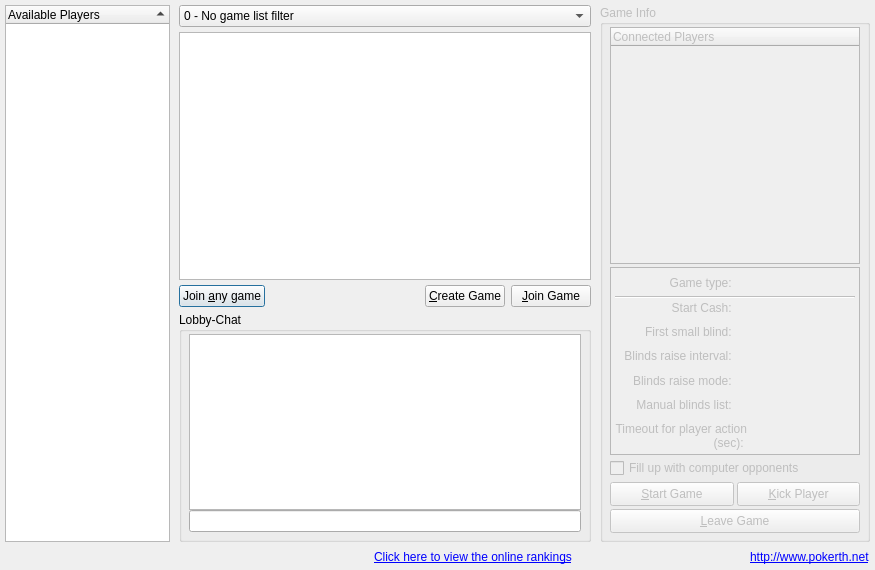
Old version of the form src/gui/qt/gamelobbydialog.ui in the repository pokerth/pokerth.
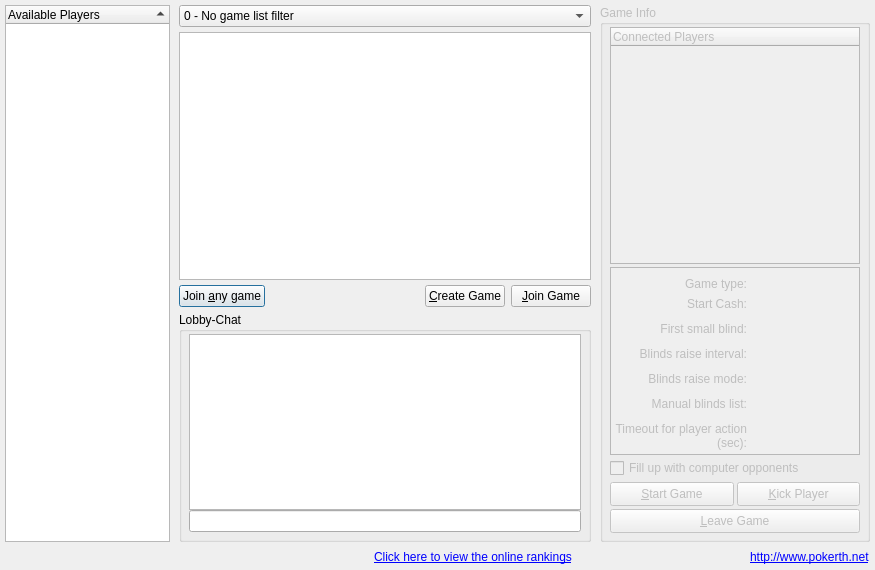
New version of the form. Icons and pictures are not drawn.

```diff
--- a/src/gui/qt/gamelobbydialog.ui
+++ b/src/gui/qt/gamelobbydialog.ui
@@ -426,7 +426,7 @@
          </property>
          <layout class="QGridLayout" name="gridLayout">
           <property name="horizontalSpacing">
-           <number>1</number>
+           <number>-1</number>
           </property>
           <property name="verticalSpacing">
            <number>2</number>
@@ -435,11 +435,9 @@
            <number>4</number>
           </property>
           <item row="0" column="0">
-           <layout class="QHBoxLayout" name="horizontalLayout_3">
-            <item>
              <widget class="QLabel" name="label_gameType">
               <property name="text">
-               <string>Game type: </string>
+             <string>Game type:</string>
               </property>
               <property name="alignment">
                <set>Qt::AlignRight|Qt::AlignTrailing|Qt::AlignVCenter</set>
@@ -449,7 +447,7 @@
               </property>
              </widget>
             </item>
-            <item>
+          <item row="0" column="1">
              <layout class="QHBoxLayout" name="horizontalLayout">
               <item>
                <widget class="QLabel" name="label_typeIcon">
@@ -482,21 +480,10 @@
               </item>
              </layout>
             </item>
-           </layout>
-          </item>
           <item row="1" column="0">
-           <widget class="Line" name="line">
-            <property name="orientation">
-             <enum>Qt::Horizontal</enum>
-            </property>
-           </widget>
-          </item>
-          <item row="2" column="0">
-           <layout class="QHBoxLayout" name="_3">
-            <item>
              <widget class="QLabel" name="label_gameDesc2">
               <property name="text">
-               <string>Start Cash: </string>
+             <string>Start Cash:</string>
               </property>
               <property name="alignment">
                <set>Qt::AlignRight|Qt::AlignTop|Qt::AlignTrailing</set>
@@ -506,7 +493,7 @@
               </property>
              </widget>
             </item>
-            <item>
+          <item row="1" column="1">
              <widget class="QLabel" name="label_StartCash">
               <property name="styleSheet">
                <string notr="true">QLabel { color:rgb(0, 0, 255); }</string>
@@ -516,14 +503,10 @@
               </property>
              </widget>
             </item>
-           </layout>
-          </item>
-          <item row="3" column="0">
-           <layout class="QHBoxLayout">
-            <item>
+          <item row="2" column="0">
              <widget class="QLabel" name="label_gameDesc3">
               <property name="text">
-               <string>First small blind: </string>
+             <string>First small blind:</string>
               </property>
               <property name="alignment">
                <set>Qt::AlignRight|Qt::AlignTop|Qt::AlignTrailing</set>
@@ -533,7 +516,7 @@
               </property>
              </widget>
             </item>
-            <item>
+          <item row="2" column="1">
              <widget class="QLabel" name="label_SmallBlind">
               <property name="styleSheet">
                <string notr="true">QLabel { color:rgb(0, 0, 255); }</string>
@@ -543,14 +526,10 @@
               </property>
              </widget>
             </item>
-           </layout>
-          </item>
-          <item row="4" column="0">
-           <layout class="QHBoxLayout">
-            <item>
+          <item row="3" column="0">
              <widget class="QLabel" name="label_gameDesc4">
               <property name="text">
-               <string>Blinds raise interval: </string>
+             <string>Blinds raise interval:</string>
               </property>
               <property name="alignment">
                <set>Qt::AlignRight|Qt::AlignTop|Qt::AlignTrailing</set>
@@ -560,7 +539,7 @@
               </property>
              </widget>
             </item>
-            <item>
+          <item row="3" column="1">
              <widget class="QLabel" name="label_blindsRaiseIntervall">
               <property name="styleSheet">
                <string notr="true">QLabel { color:rgb(0, 0, 255); }</string>
@@ -573,14 +552,10 @@
               </property>
              </widget>
             </item>
-           </layout>
-          </item>
-          <item row="5" column="0">
-           <layout class="QHBoxLayout">
-            <item>
+          <item row="4" column="0">
              <widget class="QLabel" name="label_gameDesc5">
               <property name="text">
-               <string>Blinds raise mode: </string>
+             <string>Blinds raise mode:</string>
               </property>
               <property name="alignment">
                <set>Qt::AlignRight|Qt::AlignTop|Qt::AlignTrailing</set>
@@ -590,7 +565,7 @@
               </property>
              </widget>
             </item>
-            <item>
+          <item row="4" column="1">
              <widget class="QLabel" name="label_blindsRaiseMode">
               <property name="styleSheet">
                <string notr="true">QLabel { color:rgb(0, 0, 255); }</string>
@@ -606,14 +581,10 @@
               </property>
              </widget>
             </item>
-           </layout>
-          </item>
-          <item row="6" column="0">
-           <layout class="QHBoxLayout">
-            <item>
+          <item row="5" column="0">
              <widget class="QLabel" name="label_gameDesc6">
               <property name="text">
-               <string>Manual blinds list: </string>
+             <string>Manual blinds list:</string>
               </property>
               <property name="alignment">
                <set>Qt::AlignRight|Qt::AlignTop|Qt::AlignTrailing</set>
@@ -623,7 +594,7 @@
               </property>
              </widget>
             </item>
-            <item>
+          <item row="5" column="1">
              <widget class="QLabel" name="label_blindsList">
               <property name="styleSheet">
                <string notr="true">QLabel { color:rgb(0, 0, 255); }</string>
@@ -639,14 +610,10 @@
               </property>
              </widget>
             </item>
-           </layout>
-          </item>
-          <item row="7" column="0">
-           <layout class="QHBoxLayout">
-            <item>
+          <item row="6" column="0">
              <widget class="QLabel" name="label_gameDesc7">
               <property name="text">
-               <string>Timeout for player action (sec): </string>
+             <string>Timeout for player action (sec):</string>
               </property>
               <property name="alignment">
                <set>Qt::AlignRight|Qt::AlignTop|Qt::AlignTrailing</set>
@@ -656,7 +623,7 @@
               </property>
              </widget>
             </item>
-            <item>
+          <item row="6" column="1">
              <widget class="QLabel" name="label_TimeoutForPlayerAction">
               <property name="styleSheet">
                <string notr="true">QLabel { color:rgb(0, 0, 255); }</string>
@@ -668,8 +635,6 @@
                <bool>true</bool>
               </property>
              </widget>
-            </item>
-           </layout>
           </item>
          </layout>
         </widget>
```
Lines whose indentation alone changed are shown as unchanged.
